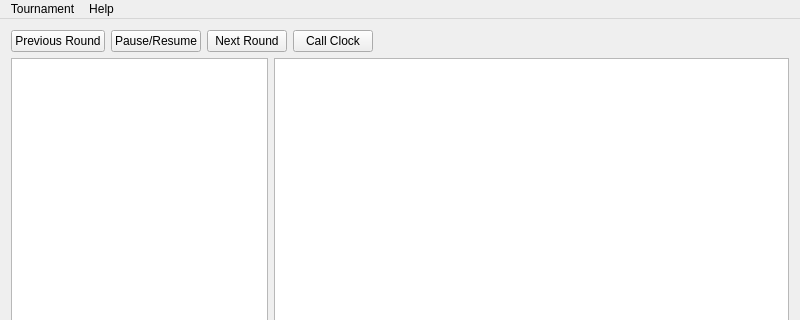
Above: TBQt/TBViewerMainWindow.ui from ryandrake08/td before the change; both pictures show x 0 to 800 and y 0 to 320 of the 800 by 600 pixel window. Below: the same form after it.
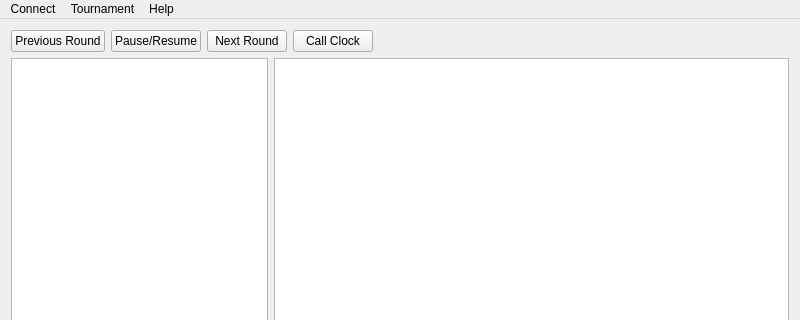
That is the form after the change. Icons and pictures are not drawn.

Patch:
```diff
--- a/TBQt/TBViewerMainWindow.ui
+++ b/TBQt/TBViewerMainWindow.ui
@@ -121,6 +121,13 @@
      <height>22</height>
     </rect>
    </property>
+   <widget class="QMenu" name="menuConnect">
+    <property name="title">
+     <string>Connect</string>
+    </property>
+    <addaction name="actionConnectToTournament"/>
+    <addaction name="actionDisconnect"/>
+   </widget>
    <widget class="QMenu" name="menuTournament">
     <property name="title">
      <string>Tournament</string>
@@ -136,6 +143,7 @@
     </property>
     <addaction name="actionAbout_Poker_Remote"/>
    </widget>
+   <addaction name="menuConnect"/>
    <addaction name="menuTournament"/>
    <addaction name="menuHelp"/>
   </widget>
```
Left out of the diff: 19 changed lines with no effect on the pictures.
